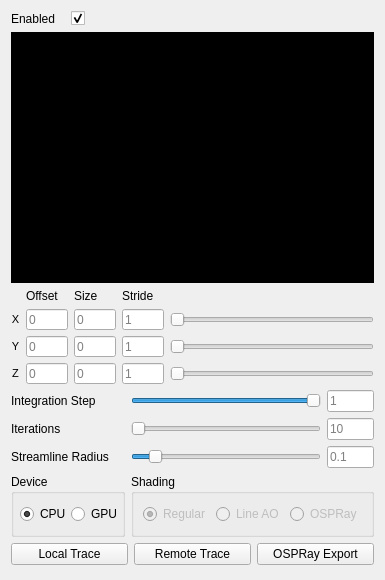
This is include/pli_vis/ui/plugins/local_tractography_toolbox.ui in VRGroupRWTH/pli_view as Qt 5 draws it before an edit. The edited form follows.
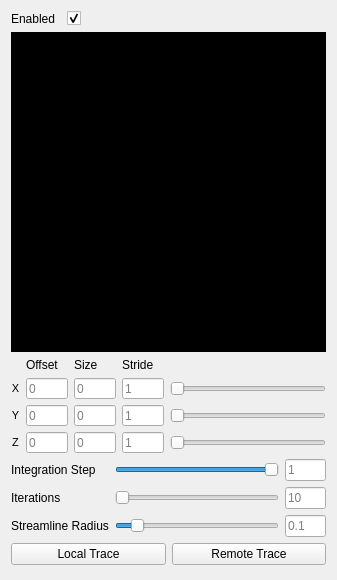
This is the edited form. Custom widgets are drawn as their Qt base class.

Commit message: Streamline tracing is now always performed on the CPU and uses the default streamline renderer when local and Ospray when remote rendering. Cleaned up UI.

Patch:
```diff
--- a/include/pli_vis/ui/plugins/local_tractography_toolbox.ui
+++ b/include/pli_vis/ui/plugins/local_tractography_toolbox.ui
@@ -1162,114 +1162,7 @@
      </property>
     </widget>
    </item>
-   <item row="6" column="0" colspan="2">
-    <widget class="QGroupBox" name="groupBox">
-     <property name="sizePolicy">
-      <sizepolicy hsizetype="Preferred" vsizetype="Minimum">
-       <horstretch>0</horstretch>
-       <verstretch>1</verstretch>
-      </sizepolicy>
-     </property>
-     <property name="title">
-      <string>Device</string>
-     </property>
-     <layout class="QHBoxLayout" name="horizontalLayout_2">
-      <property name="spacing">
-       <number>0</number>
-      </property>
-      <property name="leftMargin">
-       <number>6</number>
-      </property>
-      <property name="topMargin">
-       <number>0</number>
-      </property>
-      <property name="rightMargin">
-       <number>0</number>
-      </property>
-      <property name="bottomMargin">
-       <number>0</number>
-      </property>
-      <item>
-       <widget class="QRadioButton" name="radio_button_cpu">
-        <property name="text">
-         <string>CPU</string>
-        </property>
-        <property name="checked">
-         <bool>true</bool>
-        </property>
-       </widget>
-      </item>
-      <item>
-       <widget class="QRadioButton" name="radio_button_gpu">
-        <property name="text">
-         <string>GPU</string>
-        </property>
-        <property name="checked">
-         <bool>false</bool>
-        </property>
-       </widget>
-      </item>
-     </layout>
-    </widget>
-   </item>
-   <item row="6" column="2" colspan="2">
-    <widget class="QGroupBox" name="groupBox_2">
-     <property name="enabled">
-      <bool>true</bool>
-     </property>
-     <property name="sizePolicy">
-      <sizepolicy hsizetype="Preferred" vsizetype="Minimum">
-       <horstretch>0</horstretch>
-       <verstretch>1</verstretch>
-      </sizepolicy>
-     </property>
-     <property name="title">
-      <string>Shading</string>
-     </property>
-     <layout class="QGridLayout" name="gridLayout_3">
-      <item row="0" column="1">
-       <widget class="QRadioButton" name="radio_button_lineao">
-        <property name="enabled">
-         <bool>false</bool>
-        </property>
-        <property name="text">
-         <string>Line AO</string>
-        </property>
-        <property name="checked">
-         <bool>false</bool>
-        </property>
-       </widget>
-      </item>
-      <item row="0" column="0">
-       <widget class="QRadioButton" name="radio_button_regular">
-        <property name="enabled">
-         <bool>false</bool>
-        </property>
-        <property name="text">
-         <string>Regular</string>
-        </property>
-        <property name="checked">
-         <bool>true</bool>
-        </property>
-       </widget>
-      </item>
-      <item row="0" column="2">
-       <widget class="QRadioButton" name="radio_button_ospray">
-        <property name="enabled">
-         <bool>false</bool>
-        </property>
-        <property name="text">
-         <string>OSPRay</string>
-        </property>
-        <property name="checked">
-         <bool>false</bool>
-        </property>
-       </widget>
-      </item>
-     </layout>
-    </widget>
-   </item>
-   <item row="7" column="0" colspan="4">
+   <item row="6" column="0" colspan="4">
     <layout class="QHBoxLayout" name="horizontalLayout">
      <item>
       <widget class="QPushButton" name="button_local_trace">
@@ -1303,25 +1196,9 @@
        </property>
       </widget>
      </item>
-     <item>
-      <widget class="QPushButton" name="button_ospray_export">
-       <property name="enabled">
-        <bool>true</bool>
-       </property>
-       <property name="sizePolicy">
-        <sizepolicy hsizetype="Expanding" vsizetype="Fixed">
-         <horstretch>0</horstretch>
-         <verstretch>0</verstretch>
-        </sizepolicy>
-       </property>
-       <property name="text">
-        <string>OSPRay Export</string>
-       </property>
-      </widget>
-     </item>
     </layout>
    </item>
-   <item row="8" column="0">
+   <item row="7" column="0">
     <spacer name="spacer_vertical">
      <property name="orientation">
       <enum>Qt::Vertical</enum>
```
Left out of the diff: 937 changed lines with no effect on the pictures. The commit also changes 8 other files.
